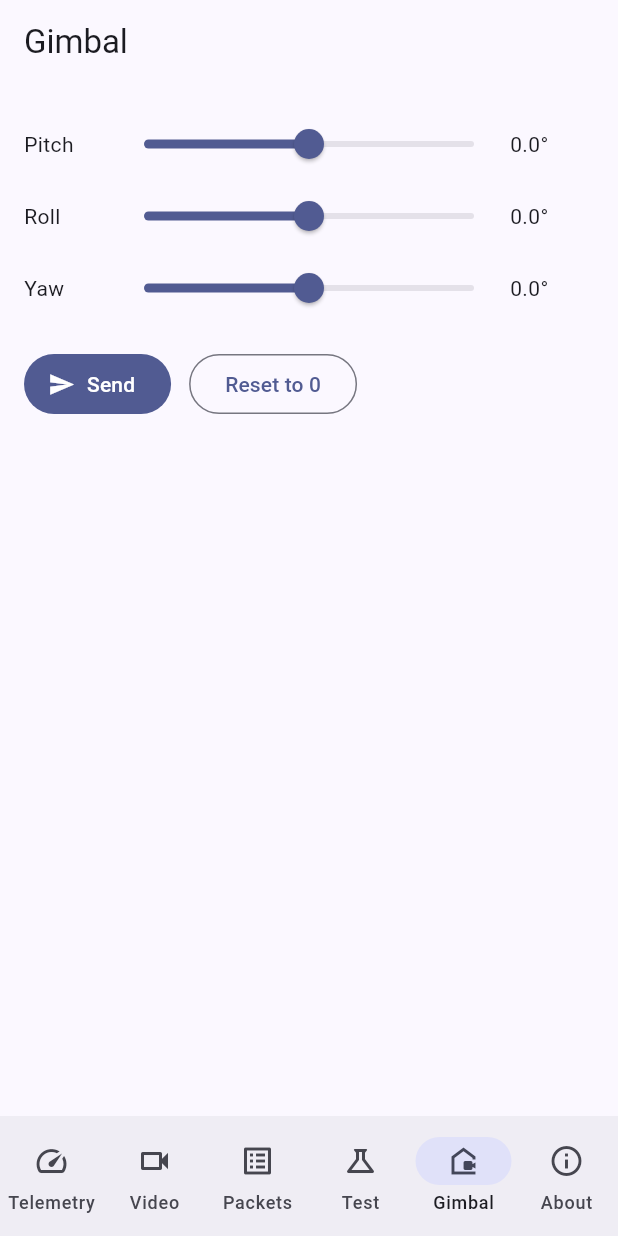
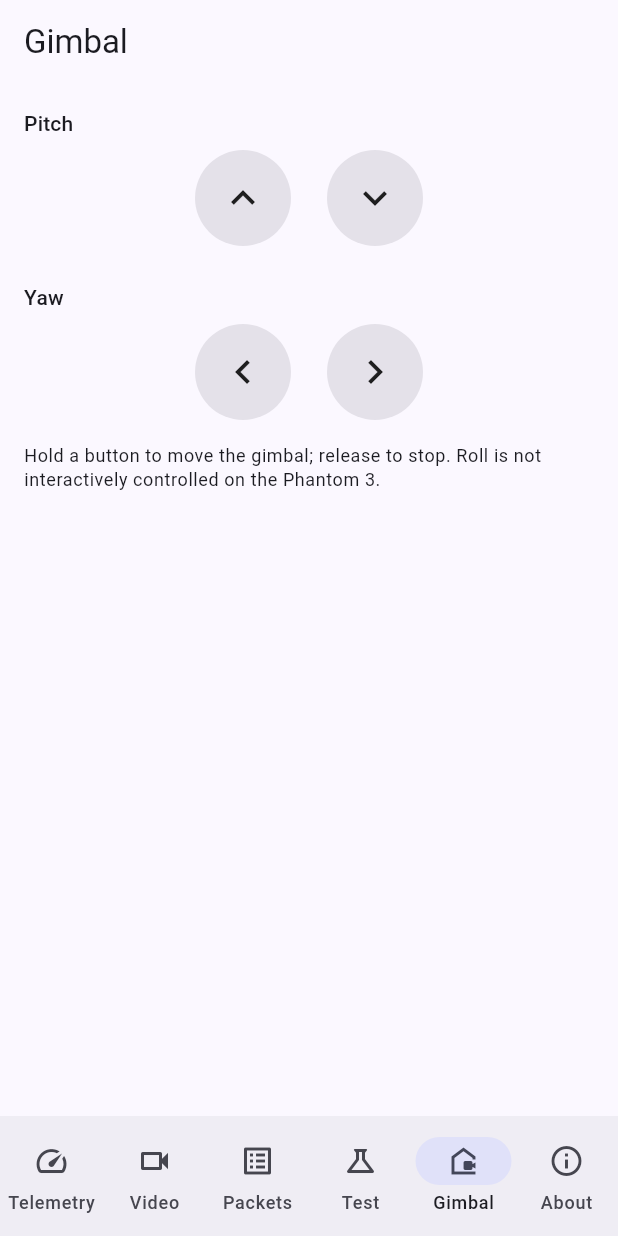
Before and after one commit to awto-au/awto-dji, a Flutter app: the screen it shows after launch, item 5 of the bottom bar chosen, on a phone screen of 412 x 824 dp. Run offline on Flutter 3.47's test engine with Material 3 defaults, Android fonts, the phone set to English and light mode, and no system bars; project files that could hold a hidden picture were left out.

Commit message:
app: gimbal UI rebuilt on SpeedControl - hold-to-move, matches real app
Press-and-hold pitch/yaw buttons send gimbal.speedControl (GIMBAL/0x0c) every
40ms while held, permission bit embedded per-packet, release sends one final
zero-speed/no-control frame - replicates DJIFpvGimbalPitchView.java's own
behavior exactly (see awto-dji#16). Replaces the old slider+AngleControl UI,
which used a command family the real app never calls for interactive control.

Not yet tested against hardware - aircraft is currently off.

Co-Authored-By: Claude Sonnet 5 <noreply@anthropic.com>

```diff
--- a/app/awto_dji_app/lib/link/gimbal_commands.dart
+++ b/app/awto_dji_app/lib/link/gimbal_commands.dart
@@ -22,6 +22,36 @@ class GimbalCommands {
         cmdId: 0x22,
         payload: Uint8List(0),
       ).encode();
+
+  /// Gimbal cmdset 0x04 / 0x0c (SpeedControl) - confirmed 2026-10-24 against real
+  /// dji.pilot decompile (DJIFpvGimbalPitchView.java) as the command the app's own FPV
+  /// gimbal UI actually sends, continuously on a 40ms timer while a control button is
+  /// held. Permission is embedded in this same packet (byte6 bit7), not a separate
+  /// request/ack handshake - [permissionRequest]/[angle] above are for a different
+  /// scenario (RC master/slave handoff, third-party SDK), not this control path.
+  /// speedDegPerSec: I (inferred) - deg/s, not independently confirmed as a unit; the
+  /// real UI's own speed constant is a raw 270.
+  Uint8List speedControl({
+    double pitchDegPerSec = 0,
+    double rollDegPerSec = 0,
+    double yawDegPerSec = 0,
+    bool takeControl = true,
+  }) {
+    final payload = ByteData(7)
+      ..setInt16(0, (yawDegPerSec * 10).round(), Endian.little)
+      ..setInt16(2, (rollDegPerSec * 10).round(), Endian.little)
+      ..setInt16(4, (pitchDegPerSec * 10).round(), Endian.little)
+      ..setUint8(6, takeControl ? 0x80 : 0x00);
+    return DumlPacket(
+      senderType: DeviceType.app,
+      receiverType: DeviceType.gimbal,
+      sequence: _seq++,
+      ackType: AckType.afterExec,
+      cmdSet: CmdSet.gimbal,
+      cmdId: 0x0c,
+      payload: payload.buffer.asUint8List(),
+    ).encode();
+  }
 
   /// Gimbal cmdset 0x04 / 0x0a, angles in degrees.
   Uint8List angle({
--- a/app/awto_dji_app/lib/ui/gimbal_screen.dart
+++ b/app/awto_dji_app/lib/ui/gimbal_screen.dart
@@ -1,10 +1,14 @@
+import 'dart:async';
+
 import 'package:flutter/material.dart';
 
 import '../link/gimbal_commands.dart';
 import '../link/link_session.dart';
 
-/// Gimbal pitch/roll/yaw control, cmdset 0x04 / 0x0a. Frames come from [GimbalCommands]
-/// (payload layout from the vendor app's own packing code). Sends immediately.
+/// Gimbal speed control (cmdset 0x04 / 0x0c), confirmed 2026-10-24 against real
+/// dji.pilot decompile as the command the app's own FPV gimbal UI actually sends -
+/// continuously on a 40ms timer while a direction button is held, permission bit
+/// embedded in the same packet. Not yet tested against hardware.
 class GimbalScreen extends StatefulWidget {
   const GimbalScreen({super.key, required this.session});
   final LinkSession session;
@@ -14,39 +18,61 @@ class GimbalScreen extends StatefulWidget {
 }
 
 class _GimbalScreenState extends State<GimbalScreen> {
-  double _pitch = 0, _roll = 0, _yaw = 0;
-  String? _lastResult;
   final _gimbal = GimbalCommands(0x6800);
+  Timer? _holdTimer;
+  String? _lastError;
 
-  static String _hex(List<int> b) => b.map((x) => x.toRadixString(16).padLeft(2, '0')).join(' ');
+  // Real UI's own speed constant is a raw 270; our encode is deg/s*10, so 27 deg/s.
+  static const _speedDegPerSec = 27.0;
+  static const _holdPeriod = Duration(milliseconds: 40); // matches the real app's Timer
 
-  Future<void> _send() async {
-    final permission = _gimbal.permissionRequest();
-    final move = _gimbal.angle(pitch: _pitch, roll: _roll, yaw: _yaw);
-    try {
-      await widget.session.transport.write(permission);
-      await widget.session.transport.write(move);
-      setState(() => _lastResult = 'Sent.\n${_hex(permission)}\n${_hex(move)}');
-    } on Object catch (e) {
-      setState(() => _lastResult = 'Send failed: $e');
+  void _startHold({double pitch = 0, double yaw = 0}) {
+    _holdTimer?.cancel();
+    void send() {
+      final frame = _gimbal.speedControl(
+        pitchDegPerSec: pitch,
+        yawDegPerSec: yaw,
+        takeControl: true,
+      );
+      widget.session.transport.write(frame).catchError((Object e) {
+        setState(() => _lastError = 'Send failed: $e');
+      });
     }
+
+    send(); // one immediately, then every 40ms while held
+    _holdTimer = Timer.periodic(_holdPeriod, (_) => send());
   }
 
-  Widget _slider(String label, double value, ValueChanged<double> onChanged) {
-    return Row(children: [
-      SizedBox(width: 56, child: Text(label)),
-      Expanded(
-        child: Slider(
-          value: value,
-          min: -45,
-          max: 45,
-          divisions: 180,
-          label: '${value.toStringAsFixed(1)}°',
-          onChanged: onChanged,
+  void _endHold() {
+    _holdTimer?.cancel();
+    _holdTimer = null;
+    final frame = _gimbal.speedControl(takeControl: false); // release, matches real app
+    widget.session.transport.write(frame).catchError((Object e) {
+      setState(() => _lastError = 'Release send failed: $e');
+    });
+  }
+
+  @override
+  void dispose() {
+    _holdTimer?.cancel();
+    super.dispose();
+  }
+
+  Widget _holdButton(IconData icon, {double pitch = 0, double yaw = 0}) {
+    return GestureDetector(
+      onTapDown: (_) => _startHold(pitch: pitch, yaw: yaw),
+      onTapUp: (_) => _endHold(),
+      onTapCancel: _endHold,
+      child: Container(
+        width: 64,
+        height: 64,
+        decoration: BoxDecoration(
+          color: Theme.of(context).colorScheme.surfaceContainerHighest,
+          shape: BoxShape.circle,
         ),
+        child: Icon(icon, size: 32),
       ),
-      SizedBox(width: 56, child: Text('${value.toStringAsFixed(1)}°')),
-    ]);
+    );
   }
 
   @override
@@ -56,29 +82,36 @@ class _GimbalScreenState extends State<GimbalScreen> {
       child: Column(
         crossAxisAlignment: CrossAxisAlignment.start,
         children: [
-          _slider('Pitch', _pitch, (v) => setState(() => _pitch = v)),
-          _slider('Roll', _roll, (v) => setState(() => _roll = v)),
-          _slider('Yaw', _yaw, (v) => setState(() => _yaw = v)),
+          Text('Pitch', style: Theme.of(context).textTheme.labelLarge),
+          const SizedBox(height: 8),
+          Row(
+            mainAxisAlignment: MainAxisAlignment.center,
+            children: [
+              _holdButton(Icons.keyboard_arrow_up, pitch: _speedDegPerSec),
+              const SizedBox(width: 24),
+              _holdButton(Icons.keyboard_arrow_down, pitch: -_speedDegPerSec),
+            ],
+          ),
+          const SizedBox(height: 24),
+          Text('Yaw', style: Theme.of(context).textTheme.labelLarge),
+          const SizedBox(height: 8),
+          Row(
+            mainAxisAlignment: MainAxisAlignment.center,
+            children: [
+              _holdButton(Icons.keyboard_arrow_left, yaw: -_speedDegPerSec),
+              const SizedBox(width: 24),
+              _holdButton(Icons.keyboard_arrow_right, yaw: _speedDegPerSec),
+            ],
+          ),
           const SizedBox(height: 16),
-          Row(children: [
-            FilledButton.icon(
-              onPressed: _send,
-              icon: const Icon(Icons.send),
-              label: const Text('Send'),
-            ),
-            const SizedBox(width: 12),
-            OutlinedButton(
-              onPressed: () => setState(() {
-                _pitch = 0;
-                _roll = 0;
-                _yaw = 0;
-              }),
-              child: const Text('Reset to 0'),
-            ),
-          ]),
-          if (_lastResult != null) ...[
+          Text(
+            'Hold a button to move the gimbal; release to stop. Roll is not '
+            'interactively controlled on the Phantom 3.',
+            style: Theme.of(context).textTheme.bodySmall,
+          ),
+          if (_lastError != null) ...[
             const SizedBox(height: 12),
-            Text(_lastResult!),
+            Text(_lastError!, style: TextStyle(color: Theme.of(context).colorScheme.error)),
           ],
         ],
       ),
```
